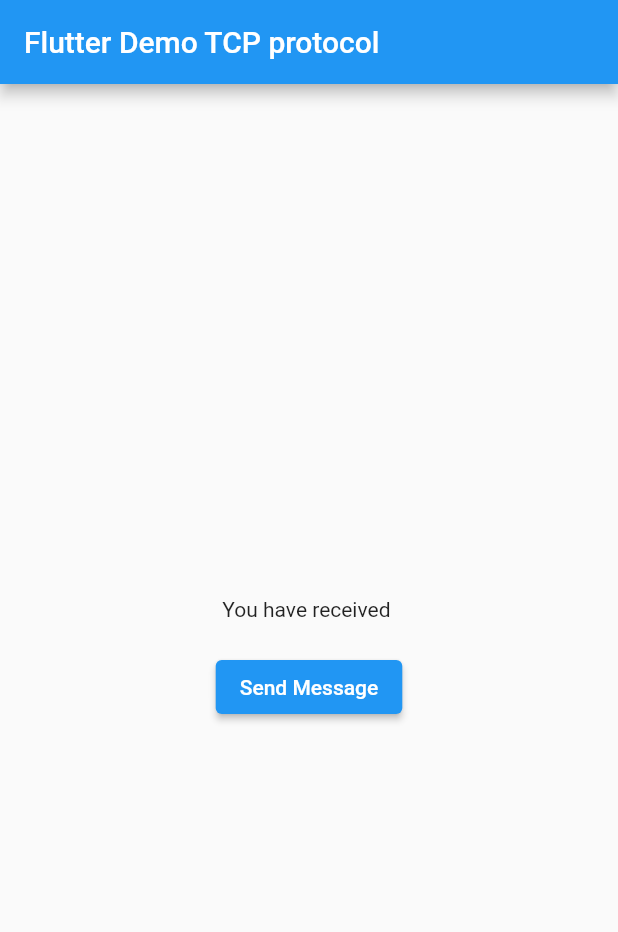
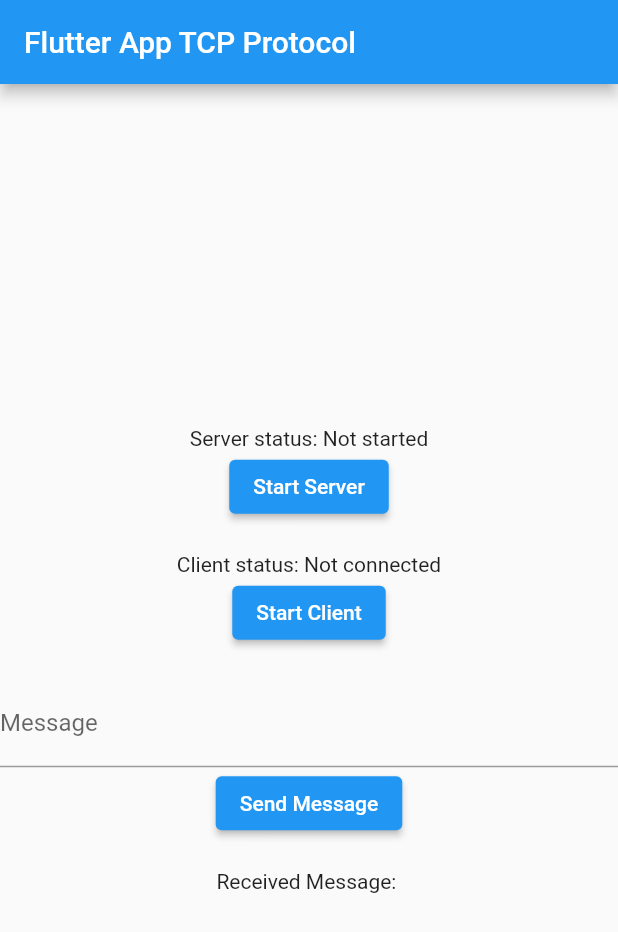
Before and after one commit to Phirada-Nilbai/Tcp-protocol-flutter-app, a Flutter app: the screen it shows after launch, on a phone screen of 412 x 824 dp. Shown: the top 932 px of the screen. Run offline on Flutter 3.47's test engine with Material 2 defaults, Android fonts, the phone set to English and light mode, and no system bars.

Commit message:
fix server

```diff
--- a/lib/main.dart
+++ b/lib/main.dart
@@ -1,92 +1,125 @@
+import 'dart:io';
+import 'dart:convert';
+
 import 'package:flutter/material.dart';
-import 'package:tcp_socket_connection/tcp_socket_connection.dart';
 
 void main() {
-  runApp(const MyApp());
+  runApp(MyApp());
 }
 
 class MyApp extends StatelessWidget {
-  const MyApp({super.key});
-
   @override
   Widget build(BuildContext context) {
     return MaterialApp(
-      title: 'Flutter Demo',
       debugShowCheckedModeBanner: false,
-      theme: ThemeData(
-        primarySwatch: Colors.blue,
-        visualDensity: VisualDensity.adaptivePlatformDensity,
-      ),
-      home: const MyHomePage(title: 'Flutter Demo TCP protocol'),
+      title: 'TCP Test App',
+      home: MyHomePage(),
     );
   }
 }
 
 class MyHomePage extends StatefulWidget {
-  const MyHomePage({Key? key, required this.title}) : super(key: key);
-
-  final String title;
   @override
-  // ignore: library_private_types_in_public_api
   _MyHomePageState createState() => _MyHomePageState();
 }
 
 class _MyHomePageState extends State<MyHomePage> {
-  //Instantiating the class with the Ip and the PortNumber
-  //change to server Ip and Portnumber
-  TcpSocketConnection socketConnection =
-      TcpSocketConnection("192.168.200.194", 135);
-
-  String message = "";
+  ServerSocket? server;
+  Socket? client;
+  TextEditingController messageController = TextEditingController();
+  String serverStatus = 'Server status: Not started';
+  String clientStatus = 'Client status: Not connected';
+  String receivedMessage = '';
 
   @override
-  void initState() {
-    super.initState();
-    startConnection();
+  void dispose() {
+    server?.close();
+    client?.close();
+    super.dispose();
   }
 
-  //receiving and sending back a custom message
-  void messageReceived(String msg) {
-    setState(() {
-      message = msg;
-    });
-    socketConnection.sendMessage("MessageIsReceived :D ");
-  }
+  void startServer() async {
+    try {
+      server = await ServerSocket.bind('localhost', 4100);
+      print('listening on ${server} and ');
+      setState(() {
+        serverStatus = 'Server status: Running';
+      });
 
-  //starting the connection and listening to the socket asynchronously
-  void startConnection() async {
-    socketConnection.enableConsolePrint(
-        true); //use this to see in the console what's happening
-    if (await socketConnection.canConnect(5000, attempts: 3)) {
-      await socketConnection.connect(5000, messageReceived, attempts: 3);
-    } else {
-      print("Failed to connect to server");
+      server?.listen((Socket socket) {
+        socket.listen((List<int> data) {
+          String message = utf8.decode(data);
+          print('Received message from client: $message');
+          setState(() {
+            receivedMessage = message;
+          });
+
+          // Process the received message
+
+          String response = 'Server response';
+          socket.write(utf8.encode(response));
+        });
+      });
+    } catch (e) {
+      print('Failed to start server: $e');
+      setState(() {
+        serverStatus = 'Server status: Failed';
+      });
     }
   }
 
-  // send message to server
-  void sendMessage() {
-    socketConnection.sendMessage("Hello, world!");
+  void startClient() async {
+    try {
+      client = await Socket.connect('localhost', 4100);
+      setState(() {
+        clientStatus = 'Client status: Connected Host';
+      });
+
+      String message = messageController.text;
+      client?.write(utf8.encode(message));
+
+      client?.listen((List<int> data) {
+        String response = "This is server everyone";
+        print('Received response from server: $response');
+      });
+    } catch (e) {
+      print('Failed to connect client: $e');
+      setState(() {
+        clientStatus = 'Client status: Failed';
+      });
+    }
   }
 
   @override
   Widget build(BuildContext context) {
     return Scaffold(
-      appBar: AppBar(
-        title: Text(widget.title),
-      ),
+      appBar: AppBar(title: Text('Flutter App TCP Protocol')),
       body: Center(
         child: Column(
           mainAxisAlignment: MainAxisAlignment.center,
-          children: <Widget>[
-            Text(
-              'You have received $message',
+          children: [
+            Text(serverStatus),
+            ElevatedButton(
+              child: Text('Start Server'),
+              onPressed: startServer,
             ),
-            const SizedBox(height: 20),
+            SizedBox(height: 20),
+            Text(clientStatus),
             ElevatedButton(
-              onPressed: sendMessage,
-              child: const Text('Send Message'),
+              child: Text('Start Client'),
+              onPressed: startClient,
             ),
+            SizedBox(height: 20),
+            TextField(
+              controller: messageController,
+              decoration: InputDecoration(labelText: 'Message'),
+            ),
+            ElevatedButton(
+              child: Text('Send Message'),
+              onPressed: startClient,
+            ),
+            SizedBox(height: 20),
+            Text('Received Message: $receivedMessage'),
           ],
         ),
       ),
--- a/pubspec.yaml
+++ b/pubspec.yaml
@@ -30,11 +30,13 @@ environment:
 dependencies:
   flutter:
     sdk: flutter
-  io:
+  io: ^1.0.4
   tcp_socket_connection: ^0.3.1
   # The following adds the Cupertino Icons font to your application.
   # Use with the CupertinoIcons class for iOS style icons.
   cupertino_icons: ^1.0.2
+  socket_io_client: ^0.9.4
+  flutter_simple_dependency_injection: ^1.0.1
 
 dev_dependencies:
   flutter_test:
```
Also changed, not shown: pubspec.lock.
